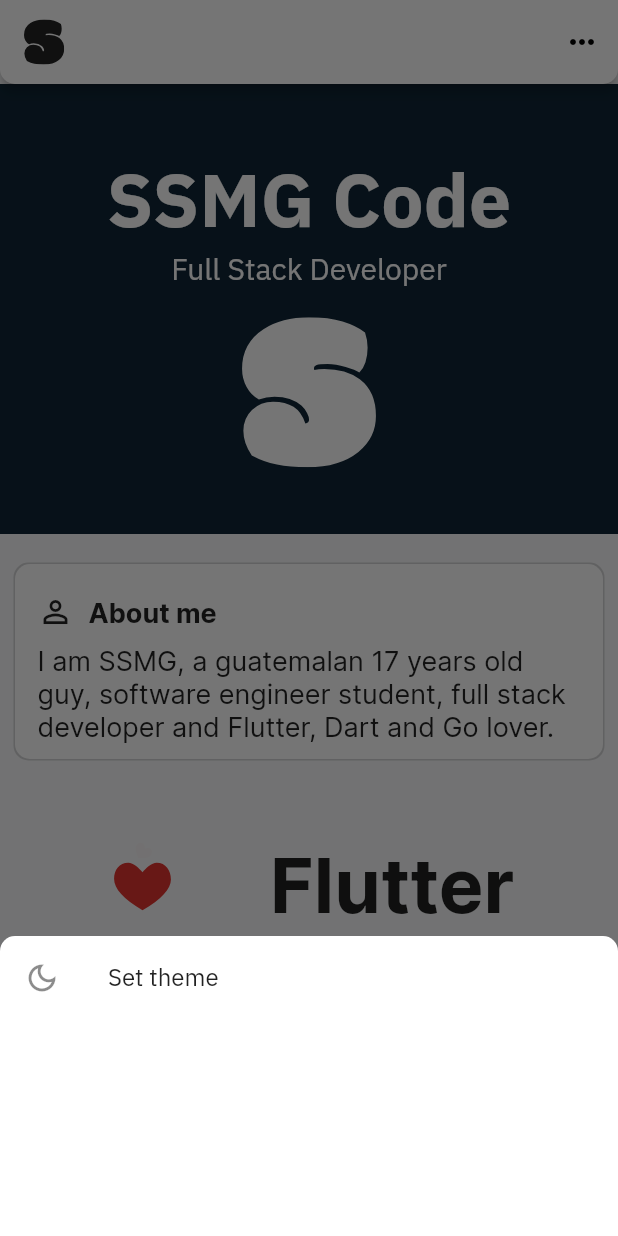
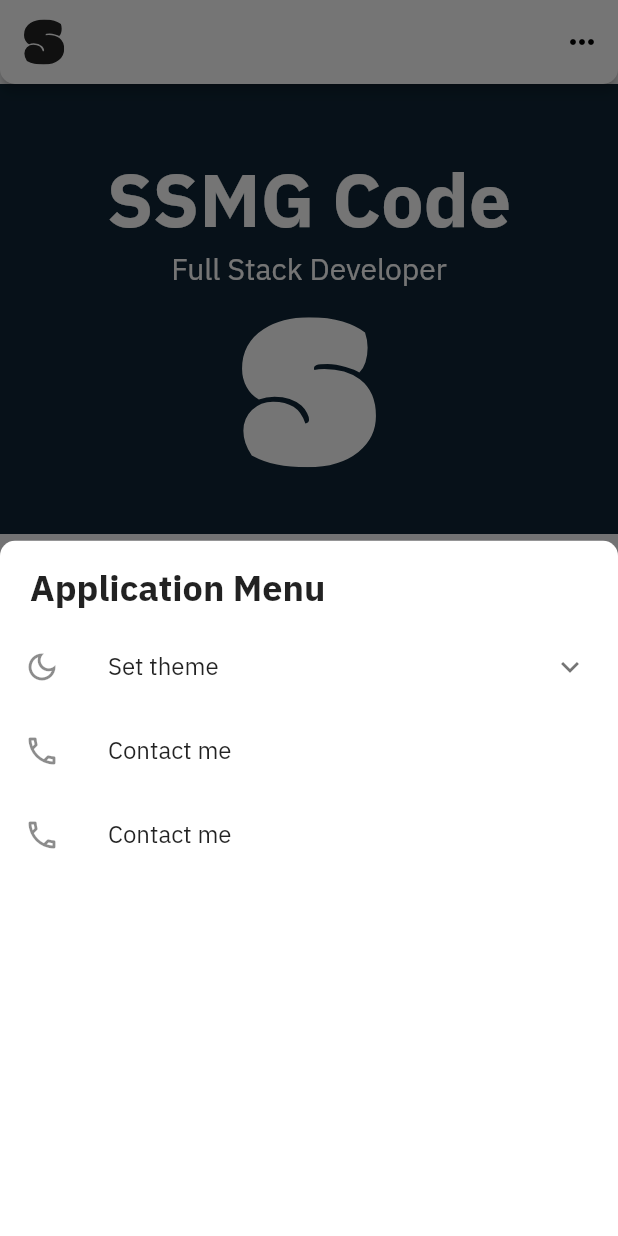
Before and after one commit to ssmgcode/portfolio-flutter, a Flutter app: the screen it shows after launch, after a tap on the "keyboard control" icon, on a phone screen of 412 x 824 dp. Run offline on Flutter 3.47's test engine with Material 2 defaults, Android fonts, the phone set to English and light mode, and no system bars; drawn by our look-alikes of animated_text_kit; our stand-ins replace bloc, fluro, flutter_bloc, flutter_svg, get_it, lottie and 1 more.

Commit message:
Redesign application menu

```diff
--- a/lib/ui/layouts/main_layout.dart
+++ b/lib/ui/layouts/main_layout.dart
@@ -3,7 +3,7 @@
 import 'package:portfolio/locator.dart';
 import 'package:portfolio/router/router.dart';
 import 'package:portfolio/services/navigation_service.dart';
-import 'package:portfolio/ui/widgets/menu_bottom_sheet.dart';
+import 'package:portfolio/ui/widgets/application_menu.dart';
 
 /// Displays a [Scaffold], with a body with a custom bar navigation, a footer
 /// and a [Expanded] widget for a child.
@@ -42,12 +42,10 @@
                 context: context,
                 shape: const RoundedRectangleBorder(
                   borderRadius: BorderRadius.vertical(
-                    top: Radius.circular(
-                      10.0,
-                    ),
+                    top: Radius.circular(10.0),
                   ),
                 ),
-                builder: (_) => const MenuBottomSheet(),
+                builder: (_) => const ApplicationMenu(),
               );
             },
             icon: const Icon(Icons.more_horiz),
--- /dev/null
+++ b/lib/ui/widgets/application_menu.dart
@@ -0,0 +1,117 @@
+import 'package:flutter/material.dart';
+import 'package:flutter_bloc/flutter_bloc.dart';
+import 'package:portfolio/bloc/application_theme/application_theme_cubit.dart';
+
+/// A custom bottom sheet for mobile application menu.
+class ApplicationMenu extends StatelessWidget {
+  /// A custom bottom sheet for mobile application menu.
+  const ApplicationMenu({Key? key}) : super(key: key);
+
+  @override
+  Widget build(BuildContext context) {
+    return SizedBox(
+      height: 600.0,
+      child: Column(
+        crossAxisAlignment: CrossAxisAlignment.start,
+        children: <Widget>[
+          Padding(
+            padding: const EdgeInsets.only(
+              left: 20.0,
+              top: 15.0,
+            ),
+            child: Text(
+              'Application Menu',
+              style: Theme.of(context).textTheme.headline5!.copyWith(
+                    fontWeight: FontWeight.bold,
+                  ),
+            ),
+          ),
+          const SizedBox(
+            height: 10,
+          ),
+          const _SetThemeExpansionPanel(),
+          ListTile(
+            title: const Text('Contact me'),
+            leading: const Icon(Icons.call_outlined),
+            onTap: () {},
+          ),
+          ListTile(
+            title: const Text('Contact me'),
+            leading: const Icon(Icons.call_outlined),
+            onTap: () {},
+          ),
+        ],
+      ),
+    );
+  }
+}
+
+class _SetThemeExpansionPanel extends StatefulWidget {
+  const _SetThemeExpansionPanel({Key? key}) : super(key: key);
+
+  @override
+  __SetThemeExpansionPanelState createState() =>
+      __SetThemeExpansionPanelState();
+}
+
+class __SetThemeExpansionPanelState extends State<_SetThemeExpansionPanel> {
+  bool _isExpanded = false;
+
+  @override
+  Widget build(BuildContext context) {
+    return ExpansionPanelList(
+      elevation: 0,
+      expansionCallback: (_, __) => setState(() => _isExpanded = !_isExpanded),
+      expandedHeaderPadding: EdgeInsets.zero,
+      children: <ExpansionPanel>[
+        ExpansionPanel(
+          headerBuilder: (_, isExpanded) => const ListTile(
+            title: Text('Set theme'),
+            leading: Icon(Icons.dark_mode_outlined),
+          ),
+          body: const _ThemeRadioListTiles(),
+          canTapOnHeader: true,
+          isExpanded: _isExpanded,
+        ),
+      ],
+    );
+  }
+}
+
+class _ThemeRadioListTiles extends StatelessWidget {
+  const _ThemeRadioListTiles({Key? key}) : super(key: key);
+
+  @override
+  Widget build(BuildContext context) {
+    final blocProvider = BlocProvider.of<ApplicationThemeModeCubit>(context);
+    return BlocBuilder<ApplicationThemeModeCubit, ThemeMode>(
+      builder: (BuildContext context, ThemeMode state) {
+        return Column(
+          children: <Widget>[
+            RadioListTile<ThemeMode>(
+              title: const Text('System'),
+              value: ThemeMode.system,
+              groupValue: state,
+              onChanged: (ThemeMode? themeMode) =>
+                  blocProvider.setThemeMode(themeMode!),
+            ),
+            RadioListTile<ThemeMode>(
+              title: const Text('Light'),
+              value: ThemeMode.light,
+              groupValue: state,
+              onChanged: (ThemeMode? themeMode) =>
+                  blocProvider.setThemeMode(themeMode!),
+            ),
+            RadioListTile<ThemeMode>(
+              title: const Text('Dark'),
+              value: ThemeMode.dark,
+              groupValue: state,
+              onChanged: (ThemeMode? themeMode) =>
+                  blocProvider.setThemeMode(themeMode!),
+            ),
+          ],
+        );
+      },
+    );
+  }
+}
```
Also changed, not shown: lib/ui/widgets/menu_bottom_sheet.dart (deleted, +0 -70 lines).
